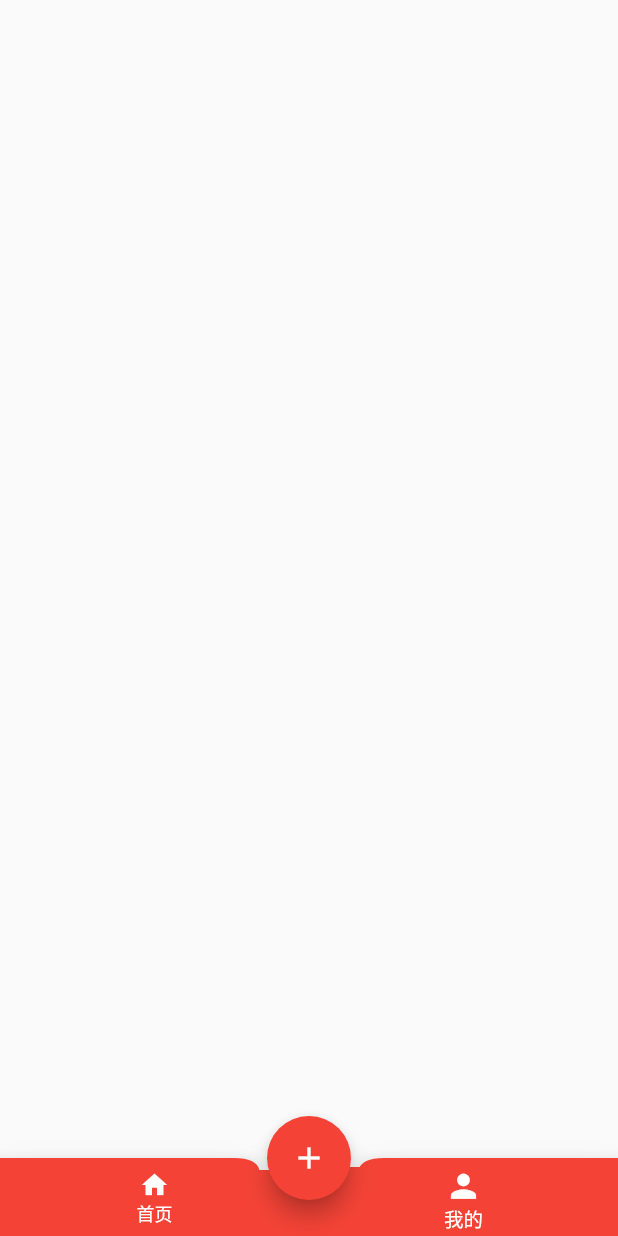
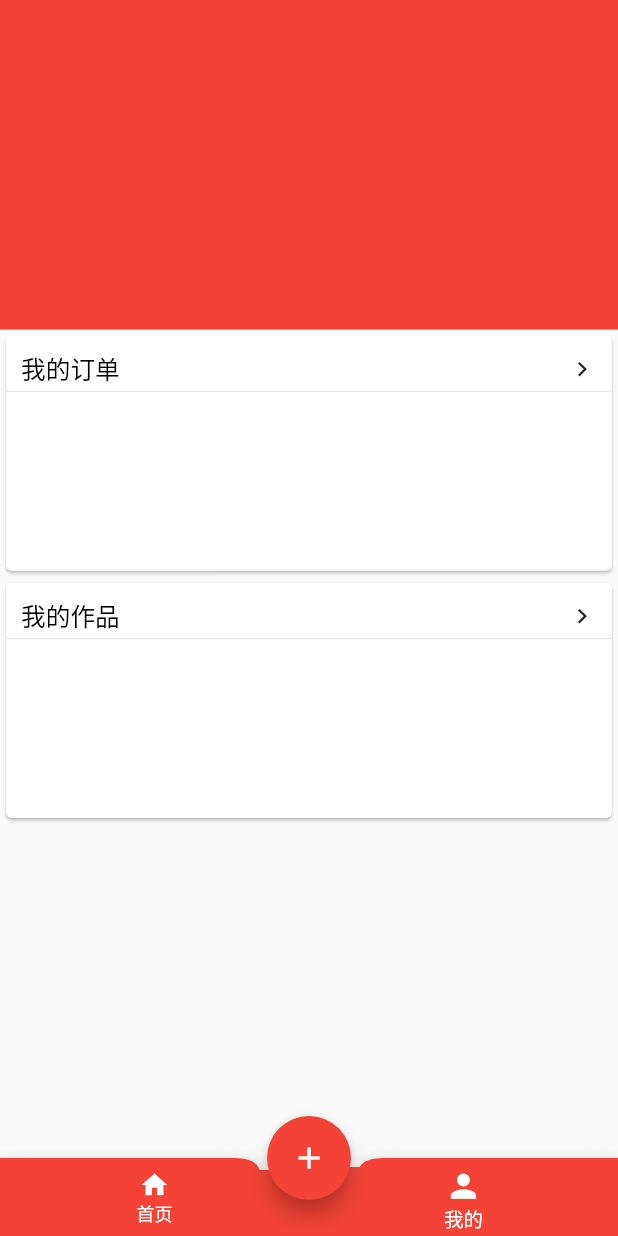
Before and after one commit to zhaiqc/shop, a Flutter app: the screen it shows after launch, after a tap on "我的", on a phone screen of 412 x 824 dp. Run offline on Flutter 3.47's test engine with Material 2 defaults, Android fonts, the phone set to English and light mode, and no system bars; our stand-ins replace flutter_screenutil, flutter_swiper, toast; network calls fail; key blocks and very long unbroken strings in the code were emptied for the run.

Commit message:
我的页面

```diff
--- a/lib/root/home/HomePage.dart
+++ b/lib/root/home/HomePage.dart
@@ -6,10 +6,6 @@ import 'package:shop/utils/AppConfig.dart';
 import '../../utils/AppConfig.dart';
 import 'package:flutter_staggered_grid_view/flutter_staggered_grid_view.dart';
 
-import '../../utils/AppConfig.dart';
-import '../../utils/AppConfig.dart';
-import '../../utils/AppConfig.dart';
-import '../../utils/AppConfig.dart';
 
 
 
--- a/lib/root/my/MyPage.dart
+++ b/lib/root/my/MyPage.dart
@@ -1,4 +1,7 @@
 import 'package:flutter/cupertino.dart';
+import 'package:flutter/material.dart';
+
+import '../../utils/AppConfig.dart';
 
 class MyPage extends StatefulWidget {
   @override
@@ -8,6 +11,128 @@ class MyPage extends StatefulWidget {
 class _MyPageState extends State<MyPage> {
   @override
   Widget build(BuildContext context) {
-    return Container();
+    return Scaffold(
+      body:CustomScrollView(slivers: [
+        new SliverList(
+          delegate: new SliverChildListDelegate([
+            new Container(
+              child: header(),
+            ),
+          ]),
+        ),
+        new SliverList(
+          delegate: new SliverChildListDelegate([
+            new Container(
+              child: dingdan(),
+            ),
+          ]),
+        ),
+        new SliverList(
+          delegate: new SliverChildListDelegate([
+            new Container(
+              child: zuopin(),
+            ),
+          ]),
+        ),
+      ],) ,
+    );
+  }
+
+  Widget header(){
+    return Container(height: AppConfig.logic_width(400),color: Colors.red,);
+  }
+
+
+  Widget dingdan(){
+    return Container(height: AppConfig.logic_width(300),child:Card(child: Column(children: [
+      new Row(
+        children: <Widget>[
+          new Container(
+//                  height: AppConfig.logic_width(30.0),
+//                  width: AppConfig.logic_width(6.0),
+//                    color: AppConfig.widgetColor,
+          ),
+          new Container(
+            padding: const EdgeInsets.only(left: 10.0,top: 10.0),
+            alignment: Alignment.centerLeft,
+            child: new Text(
+              "我的订单",
+              style: AppConfig.normalTextStyle(
+                  AppConfig.fontDarkColor, AppConfig.font_midSize),
+            ),
+          ),
+          new Expanded(child: new Container()),
+          new Container(
+            padding: const EdgeInsets.only(top: 10.0,right: 10.0),
+
+            child: new GestureDetector(
+              onTap: () {
+                ///分类点击事件
+              },
+              child: new Row(
+                children: <Widget>[
+                  new Icon(
+                    Icons.chevron_right,
+                    size: AppConfig.font_bigSize,
+                  ),
+                ],
+              ),
+            ),
+          ),
+        ],
+      ),
+      Padding(padding: EdgeInsets.only(top: 3),child: Divider(
+        height: 0.2,
+        color: Colors.black12,
+
+      ),)
+    ],) ,),);
+  }
+
+
+  Widget zuopin(){
+    return Container(height: AppConfig.logic_width(300),child:Card(child: Column(children: [
+      new Row(
+        children: <Widget>[
+          new Container(
+//                  height: AppConfig.logic_width(30.0),
+//                  width: AppConfig.logic_width(6.0),
+//                    color: AppConfig.widgetColor,
+          ),
+          new Container(
+            padding: const EdgeInsets.only(left: 10.0,top: 10.0),
+            alignment: Alignment.centerLeft,
+            child: new Text(
+              "我的作品",
+              style: AppConfig.normalTextStyle(
+                  AppConfig.fontDarkColor, AppConfig.font_midSize),
+            ),
+          ),
+          new Expanded(child: new Container()),
+          new Container(
+            padding: const EdgeInsets.only(top: 10.0,right: 10.0),
+
+            child: new GestureDetector(
+              onTap: () {
+                ///分类点击事件
+              },
+              child: new Row(
+                children: <Widget>[
+                  new Icon(
+                    Icons.chevron_right,
+                    size: AppConfig.font_bigSize,
+                  ),
+                ],
+              ),
+            ),
+          ),
+        ],
+      ),
+      Padding(padding: EdgeInsets.only(top: 3),child: Divider(
+        height: 0.2,
+        color: Colors.black12,
+
+      ),)
+    ],) ,),);
   }
 }
```
